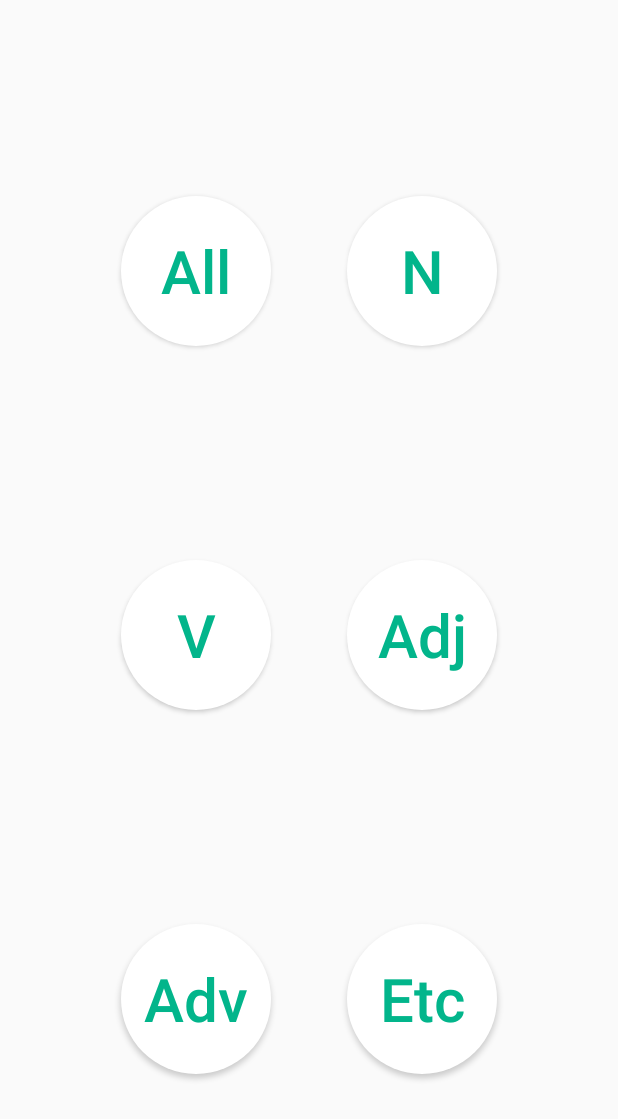
After one commit to Haegon/Memorize, an Android app: the layout content_help.xml on its own in the app's theme, with its tools: preview values and no code run, on a phone screen of 412 x 824 dp. The commit adds this screen. Shown: the top 1119 px of the screen. Run offline under Robolectric (Android 15) with nearby library versions, the phone set to English and light mode, and no system bars.

Commit message:
서랍 작업중,

```diff
--- a/app/src/main/java/com/gohn/memorize/activity/HelpActivity.java
+++ b/app/src/main/java/com/gohn/memorize/activity/HelpActivity.java
@@ -1,9 +1,17 @@
 package com.gohn.memorize.activity;
 
-import com.gohn.memorize.activity.base.ActionBarActivity;
+import android.os.Bundle;
+
+import com.gohn.memorize.R;
+import com.gohn.memorize.activity.base.DrawerActivity;
 
 /**
  * Created by Gohn on 16. 1. 7..
  */
-public class HelpActivity extends ActionBarActivity {
+public class HelpActivity extends DrawerActivity {
+    @Override
+    protected void onCreate(Bundle savedInstanceState) {
+        super.onCreate(savedInstanceState);
+        setContentView(R.layout.content_help);
+    }
 }
--- a/app/src/main/java/com/gohn/memorize/activity/MainActivity.java
+++ b/app/src/main/java/com/gohn/memorize/activity/MainActivity.java
@@ -38,7 +38,7 @@ public class MainActivity extends DrawerActivity {
     @Override
     protected void onCreate(Bundle savedInstanceState) {
         super.onCreate(savedInstanceState);
-        setContentView(R.layout.activity_main2);
+        setContentView(R.layout.app_bar_main2);
 
         DBMgr.init(this);
 
@@ -140,6 +140,12 @@ public class MainActivity extends DrawerActivity {
     }
 
     @Override
+    public void onBackPressed() {
+        super.onBackPressed();
+        backPressCloseHandler.onBackPressed();
+    }
+
+    @Override
     protected void onActivityResult(int requestCode, int resultCode, Intent intent) {
         // TODO Auto-generated method stub
         super.onActivityResult(requestCode, resultCode, intent);
--- a/app/src/main/java/com/gohn/memorize/activity/base/DrawerActivity.java
+++ b/app/src/main/java/com/gohn/memorize/activity/base/DrawerActivity.java
@@ -1,15 +1,20 @@
 package com.gohn.memorize.activity.base;
 
+import android.content.Intent;
 import android.graphics.Color;
 import android.os.Bundle;
 import android.support.v7.app.AppCompatActivity;
 import android.support.v7.widget.Toolbar;
+import android.view.LayoutInflater;
 import android.view.Menu;
 import android.view.MenuItem;
 import android.view.View;
+import android.view.ViewGroup;
 import android.widget.CompoundButton;
 
 import com.gohn.memorize.R;
+import com.gohn.memorize.activity.HelpActivity;
+import com.gohn.memorize.activity.MainActivity;
 import com.gohn.memorize.common.CommonData;
 import com.gohn.memorize.util.GLog;
 import com.gohn.memorize.util.Global;
@@ -27,20 +32,31 @@ import com.mikepenz.materialdrawer.model.interfaces.IDrawerItem;
 public class DrawerActivity extends AppCompatActivity {
 
     private AccountHeader headerResult = null;
-    private Drawer result = null;
+    private Drawer drawer = null;
     private boolean opened = false;
+    protected ViewGroup contentView;
 
     @Override
     protected void onCreate(Bundle savedInstanceState) {
         super.onCreate(savedInstanceState);
-        setContentView(R.layout.activity_main2);
+        super.setContentView(R.layout.activity_main2);
 
         initView(savedInstanceState);
+    }
+
+    @Override
+    public void setContentView(int layoutResID) {
+//        super.setContentView(layoutResID);
+
+        View content = LayoutInflater.from(this).inflate(layoutResID, null);
+        contentView.addView(content);
     }
 
     void initView(Bundle savedInstanceState) {
         Toolbar toolbar = (Toolbar) findViewById(R.id.toolbar);
         setSupportActionBar(toolbar);
+
+        contentView = (ViewGroup) findViewById(R.id.frame_container);
 
         // Create the AccountHeader
         headerResult = new AccountHeaderBuilder()
@@ -50,7 +66,7 @@ public class DrawerActivity extends AppCompatActivity {
                 .build();
 
         //Create the drawer
-        result = new DrawerBuilder()
+        drawer = new DrawerBuilder()
                 .withActivity(this)
                 .withToolbar(toolbar)
                 .withHasStableIds(true)
@@ -107,12 +123,19 @@ public class DrawerActivity extends AppCompatActivity {
                     public boolean onItemClick(View view, int position, IDrawerItem drawerItem) {
                         if (drawerItem == null) return false;
 
+                        Intent intent = new Intent();
+                        intent.putExtra(CommonData.INTENT_KEY_DRAWER_ITEM, drawerItem.getIdentifier());
+
                         switch (drawerItem.getIdentifier()) {
                             case R.string.navi_home:
                                 GLog.Debug("@@@@@ R.string.navi_home");
+                                intent.setClass(DrawerActivity.this, MainActivity.class);
+                                startActivity(intent);
                                 break;
                             case R.string.navi_help:
                                 GLog.Debug("@@@@@ R.string.navi_help");
+                                intent.setClass(DrawerActivity.this, HelpActivity.class);
+                                startActivity(intent);
                                 break;
                             case R.string.navi_info:
                                 GLog.Debug("@@@@@ R.string.navi_info");
@@ -124,10 +147,10 @@ public class DrawerActivity extends AppCompatActivity {
                                 GLog.Debug("@@@@@ R.string.navi_setting");
                                 if (opened) {
                                     //remove the items which are hidden
-                                    result.removeItems(R.string.pref_basic_random);
+                                    drawer.removeItems(R.string.pref_basic_random);
                                 } else {
-                                    int curPos = result.getPosition(drawerItem);
-                                    result.addItemsAtPosition(
+                                    int curPos = drawer.getPosition(drawerItem);
+                                    drawer.addItemsAtPosition(
                                             curPos,
                                             new SwitchDrawerItem()
                                                     .withName(R.string.pref_basic_random)
@@ -163,9 +186,9 @@ public class DrawerActivity extends AppCompatActivity {
                 .withShowDrawerOnFirstLaunch(true)
                 .build();
 
-        if (savedInstanceState == null) {
-            result.setSelection(R.string.navi_home, false);
-        }
+
+        // 앱 서랍에 현재 위치 표시
+        drawer.setSelection(getIntent().getIntExtra(CommonData.INTENT_KEY_DRAWER_ITEM, R.string.navi_home), false);
     }
 
     private OnCheckedChangeListener onCheckedChangeListener = new OnCheckedChangeListener() {
@@ -184,15 +207,15 @@ public class DrawerActivity extends AppCompatActivity {
 
     @Override
     protected void onSaveInstanceState(Bundle outState) {
-        outState = result.saveInstanceState(outState);
+        outState = drawer.saveInstanceState(outState);
         outState = headerResult.saveInstanceState(outState);
         super.onSaveInstanceState(outState);
     }
 
     @Override
     public void onBackPressed() {
-        if (result != null && result.isDrawerOpen()) {
-            result.closeDrawer();
+        if (drawer != null && drawer.isDrawerOpen()) {
+            drawer.closeDrawer();
         } else {
             super.onBackPressed();
 //            backPressCloseHandler.onBackPressed();
@@ -206,6 +229,13 @@ public class DrawerActivity extends AppCompatActivity {
 
     @Override
     public boolean onOptionsItemSelected(MenuItem item) {
+
+        switch (item.getGroupId()) {
+            case 0:
+                drawer.openDrawer();
+                break;
+        }
+
         return super.onOptionsItemSelected(item);
     }
 }
--- a/app/src/main/java/com/gohn/memorize/common/CommonData.java
+++ b/app/src/main/java/com/gohn/memorize/common/CommonData.java
@@ -34,6 +34,7 @@ public class CommonData {
     public static int RESULT_REFRESH = 20001;
 
     public static String INTENT_KEY_PROBLEM_TYPE = "key_problem_type";
+    public static String INTENT_KEY_DRAWER_ITEM = "key_drawer_item";
 
     public static String INTENT_VALUE_MULTIPLE = "value_multiple";
     public static String INTENT_VALUE_WRITE = "value_write";
--- /dev/null
+++ b/app/src/main/res/layout/content_help.xml
@@ -0,0 +1,208 @@
+<?xml version="1.0" encoding="utf-8"?>
+<LinearLayout xmlns:android="http://schemas.android.com/apk/res/android"
+    android:layout_width="match_parent"
+    android:layout_height="match_parent"
+    android:layout_marginTop="?attr/actionBarSize"
+    android:orientation="vertical"
+    android:paddingTop="20dp"
+    android:paddingBottom="20dp">
+
+    <LinearLayout
+        android:layout_width="match_parent"
+        android:layout_height="0dp"
+        android:layout_weight="1"
+        android:gravity="center"
+        android:orientation="horizontal">
+
+        <LinearLayout
+            android:layout_width="wrap_content"
+            android:layout_height="wrap_content"
+            android:layout_marginLeft="@dimen/type_margin_width"
+            android:layout_marginRight="@dimen/type_margin_width"
+            android:gravity="center"
+            android:orientation="vertical">
+
+            <Button
+                android:id="@+id/btn_type_all"
+                android:layout_width="@dimen/type_circle_size"
+                android:layout_height="@dimen/type_circle_size"
+                android:layout_margin="@dimen/type_margin_button"
+                android:background="@drawable/selector_btn_circle_normal"
+                android:text="All"
+                android:textAllCaps="false"
+                android:textColor="@color/colorPrimary"
+                android:textSize="@dimen/type_font_size_initial" />
+
+            <TextView
+                android:id="@+id/txt_type_all"
+                android:layout_width="wrap_content"
+                android:layout_height="wrap_content"
+                android:layout_marginBottom="@dimen/type_margin_button"
+                android:textColor="@android:color/black"
+                android:textSize="@dimen/type_font_size_description" />
+
+        </LinearLayout>
+
+        <LinearLayout
+            android:layout_width="wrap_content"
+            android:layout_height="wrap_content"
+            android:layout_marginLeft="@dimen/type_margin_width"
+            android:layout_marginRight="@dimen/type_margin_width"
+            android:gravity="center"
+            android:orientation="vertical">
+
+            <Button
+                android:id="@+id/btn_type_n"
+                android:layout_width="@dimen/type_circle_size"
+                android:layout_height="@dimen/type_circle_size"
+                android:layout_margin="@dimen/type_margin_button"
+                android:background="@drawable/selector_btn_circle_normal"
+                android:text="N"
+                android:textAllCaps="false"
+                android:textColor="@color/colorPrimary"
+                android:textSize="@dimen/type_font_size_initial" />
+
+            <TextView
+                android:id="@+id/txt_type_n"
+                android:layout_width="wrap_content"
+                android:layout_height="wrap_content"
+                android:layout_marginBottom="@dimen/type_margin_button"
+                android:textColor="@android:color/black"
+                android:textSize="@dimen/type_font_size_description" />
+
+        </LinearLayout>
+    </LinearLayout>
+
+    <LinearLayout
+        android:layout_width="match_parent"
+        android:layout_height="0dp"
+        android:layout_weight="1"
+        android:gravity="center"
+        android:orientation="horizontal">
+
+        <LinearLayout
+            android:layout_width="wrap_content"
+            android:layout_height="wrap_content"
+            android:layout_marginLeft="@dimen/type_margin_width"
+            android:layout_marginRight="@dimen/type_margin_width"
+            android:gravity="center"
+            android:orientation="vertical">
+
+            <Button
+                android:id="@+id/btn_type_v"
+                android:layout_width="@dimen/type_circle_size"
+                android:layout_height="@dimen/type_circle_size"
+                android:layout_margin="@dimen/type_margin_button"
+                android:background="@drawable/selector_btn_circle_normal"
+                android:text="V"
+                android:textAllCaps="false"
+                android:textColor="@color/colorPrimary"
+                android:textSize="@dimen/type_font_size_initial" />
+
+            <TextView
+                android:id="@+id/txt_type_v"
+                android:layout_width="wrap_content"
+                android:layout_height="wrap_content"
+                android:layout_marginBottom="@dimen/type_margin_button"
+                android:textColor="@android:color/black"
+                android:textSize="@dimen/type_font_size_description" />
+
+        </LinearLayout>
+
+        <LinearLayout
+            android:layout_width="wrap_content"
+            android:layout_height="wrap_content"
+            android:layout_marginLeft="@dimen/type_margin_width"
+            android:layout_marginRight="@dimen/type_margin_width"
+            android:gravity="center"
+            android:orientation="vertical">
+
+            <Button
+                android:id="@+id/btn_type_adj"
+                android:layout_width="@dimen/type_circle_size"
+                android:layout_height="@dimen/type_circle_size"
+                android:layout_margin="@dimen/type_margin_button"
+                android:background="@drawable/selector_btn_circle_normal"
+                android:text="Adj"
+                android:textAllCaps="false"
+                android:textColor="@color/colorPrimary"
+                android:textSize="@dimen/type_font_size_initial" />
+
+            <TextView
+                android:id="@+id/txt_type_adj"
+                android:layout_width="wrap_content"
+                android:layout_height="wrap_content"
+                android:layout_marginBottom="@dimen/type_margin_button"
+                android:textColor="@android:color/black"
+                android:textSize="@dimen/type_font_size_description" />
+
+        </LinearLayout>
+    </LinearLayout>
+
+    <LinearLayout
+        android:layout_width="match_parent"
+        android:layout_height="0dp"
+        android:layout_weight="1"
+        android:gravity="center"
+        android:orientation="horizontal">
+
+        <LinearLayout
+            android:layout_width="wrap_content"
+            android:layout_height="wrap_content"
+            android:layout_marginLeft="@dimen/type_margin_width"
+            android:layout_marginRight="@dimen/type_margin_width"
+            android:gravity="center"
+            android:orientation="vertical">
+
+            <Button
+                android:id="@+id/btn_type_adv"
+                android:layout_width="@dimen/type_circle_size"
+                android:layout_height="@dimen/type_circle_size"
+                android:layout_margin="@dimen/type_margin_button"
+                android:background="@drawable/selector_btn_circle_normal"
+                android:text="Adv"
+                android:textAllCaps="false"
+                android:textColor="@color/colorPrimary"
+                android:textSize="@dimen/type_font_size_initial" />
+
+            <TextView
+                android:id="@+id/txt_type_adv"
+                android:layout_width="wrap_content"
+                android:layout_height="wrap_content"
+                android:layout_marginBottom="@dimen/type_margin_button"
+                android:textColor="@android:color/black"
+                android:textSize="@dimen/type_font_size_description" />
+
+        </LinearLayout>
+
+        <LinearLayout
+            android:layout_width="wrap_content"
+            android:layout_height="wrap_content"
+            android:layout_marginLeft="@dimen/type_margin_width"
+            android:layout_marginRight="@dimen/type_margin_width"
+            android:gravity="center"
+            android:orientation="vertical">
+
+            <Button
+                android:id="@+id/btn_type_etc"
+                android:layout_width="@dimen/type_circle_size"
+                android:layout_height="@dimen/type_circle_size"
+                android:layout_margin="@dimen/type_margin_button"
+                android:background="@drawable/selector_btn_circle_normal"
+                android:text="Etc"
+                android:textAllCaps="false"
+                android:textColor="@color/colorPrimary"
+                android:textSize="@dimen/type_font_size_initial" />
+
+            <TextView
+                android:id="@+id/txt_type_etc"
+                android:layout_width="wrap_content"
+                android:layout_height="wrap_content"
+                android:layout_marginBottom="@dimen/type_margin_button"
+                android:textColor="@android:color/black"
+                android:textSize="@dimen/type_font_size_description" />
+
+        </LinearLayout>
+    </LinearLayout>
+
+</LinearLayout>
```
